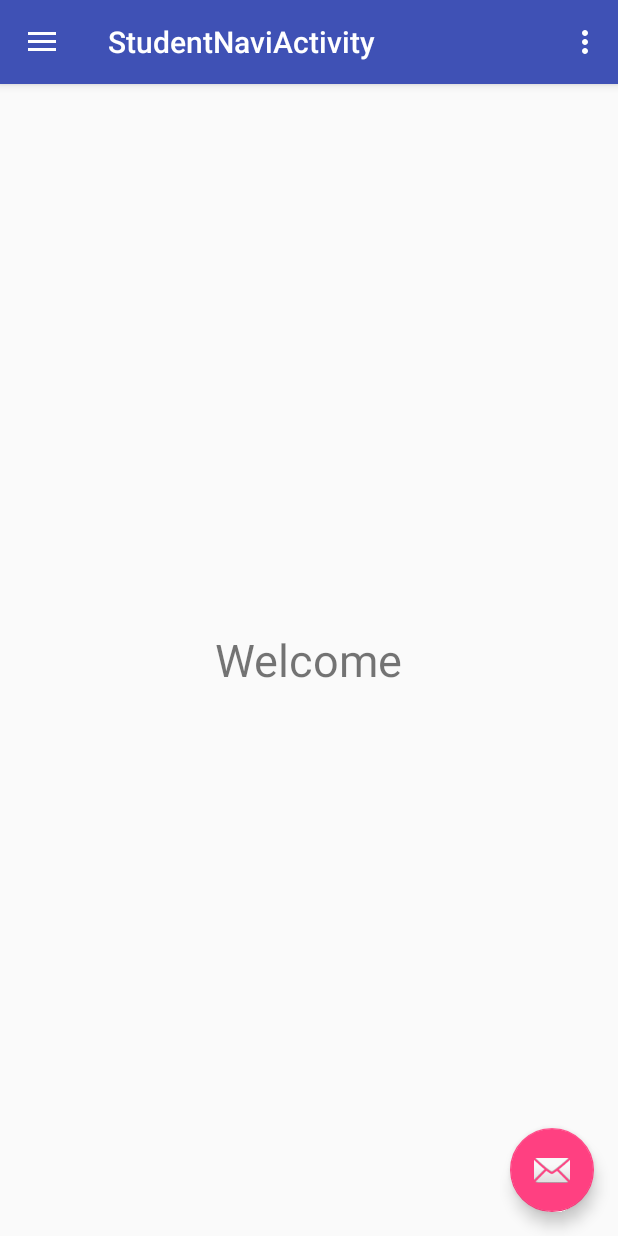
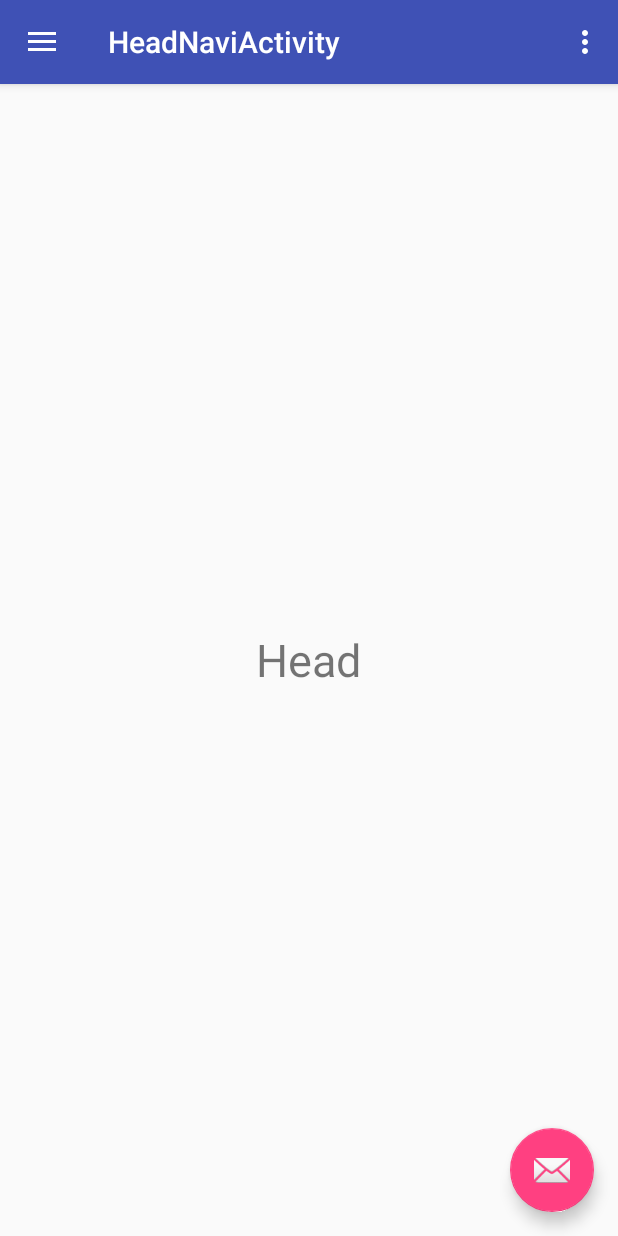
Before and after one commit to kunalkhedkar/Notifier, an Android app: the screen it shows after launch (StudentNaviActivity before the commit, HeadNaviActivity after it), on a phone screen of 412 x 824 dp. Run offline under Robolectric (Android 15) with nearby library versions, the phone set to English and light mode, and no system bars.

Commit message:
head navigation
when head click on view the it show all teacher list

```diff
--- a/app/build.gradle
+++ b/app/build.gradle
@@ -32,4 +32,6 @@ dependencies {
 }
 
 
+
+
 apply plugin: 'com.google.gms.google-services'
--- /dev/null
+++ b/app/src/main/java/com/example/kaushal/notifier/HeadNaviActivity.java
@@ -0,0 +1,108 @@
+package com.example.kaushal.notifier;
+
+import android.content.Intent;
+import android.os.Bundle;
+import android.support.design.widget.FloatingActionButton;
+import android.support.design.widget.Snackbar;
+import android.view.View;
+import android.support.design.widget.NavigationView;
+import android.support.v4.view.GravityCompat;
+import android.support.v4.widget.DrawerLayout;
+import android.support.v7.app.ActionBarDrawerToggle;
+import android.support.v7.app.AppCompatActivity;
+import android.support.v7.widget.Toolbar;
+import android.view.Menu;
+import android.view.MenuItem;
+
+public class HeadNaviActivity extends AppCompatActivity
+        implements NavigationView.OnNavigationItemSelectedListener {
+
+    @Override
+    protected void onCreate(Bundle savedInstanceState) {
+        super.onCreate(savedInstanceState);
+        setContentView(R.layout.activity_head_navi);
+        Toolbar toolbar = (Toolbar) findViewById(R.id.toolbar);
+        setSupportActionBar(toolbar);
+
+        FloatingActionButton fab = (FloatingActionButton) findViewById(R.id.fab);
+        fab.setOnClickListener(new View.OnClickListener() {
+            @Override
+            public void onClick(View view) {
+                Snackbar.make(view, "Replace with your own action", Snackbar.LENGTH_LONG)
+                        .setAction("Action", null).show();
+            }
+        });
+
+        DrawerLayout drawer = (DrawerLayout) findViewById(R.id.drawer_layout);
+        ActionBarDrawerToggle toggle = new ActionBarDrawerToggle(
+                this, drawer, toolbar, R.string.navigation_drawer_open, R.string.navigation_drawer_close);
+        drawer.setDrawerListener(toggle);
+        toggle.syncState();
+
+        NavigationView navigationView = (NavigationView) findViewById(R.id.nav_view);
+        navigationView.setNavigationItemSelectedListener(this);
+    }
+
+    @Override
+    public void onBackPressed() {
+        DrawerLayout drawer = (DrawerLayout) findViewById(R.id.drawer_layout);
+        if (drawer.isDrawerOpen(GravityCompat.START)) {
+            drawer.closeDrawer(GravityCompat.START);
+        } else {
+            super.onBackPressed();
+        }
+    }
+
+    @Override
+    public boolean onCreateOptionsMenu(Menu menu) {
+        // Inflate the menu; this adds items to the action bar if it is present.
+        getMenuInflater().inflate(R.menu.head_navi, menu);
+        return true;
+    }
+
+    @Override
+    public boolean onOptionsItemSelected(MenuItem item) {
+        // Handle action bar item clicks here. The action bar will
+        // automatically handle clicks on the Home/Up button, so long
+        // as you specify a parent activity in AndroidManifest.xml.
+        int id = item.getItemId();
+
+        //noinspection SimplifiableIfStatement
+        if (id == R.id.action_settings) {
+            return true;
+        }
+
+        return super.onOptionsItemSelected(item);
+    }
+
+    @SuppressWarnings("StatementWithEmptyBody")
+    @Override
+    public boolean onNavigationItemSelected(MenuItem item) {
+        // Handle navigation view item clicks here.
+        int id = item.getItemId();
+
+////        if (id == R.id.nav_camera) {
+////            // Handle the camera action
+////        } else if (id == R.id.nav_gallery) {
+////
+////        } else if (id == R.id.nav_slideshow) {
+////
+////        } else if (id == R.id.nav_manage) {
+////
+////        } else if (id == R.id.nav_share) {
+////
+////        } else if (id == R.id.nav_send) {
+//
+//        }
+
+        DrawerLayout drawer = (DrawerLayout) findViewById(R.id.drawer_layout);
+        drawer.closeDrawer(GravityCompat.START);
+        return true;
+    }
+
+    public void viewTeacher(MenuItem item) {
+        Intent intent=new Intent(HeadNaviActivity.this,ViewTeacherActivity.class);
+        startActivity(intent);
+        finish();
+    }
+}
--- a/app/src/main/java/com/example/kaushal/notifier/SplashActivity.java
+++ b/app/src/main/java/com/example/kaushal/notifier/SplashActivity.java
@@ -21,11 +21,17 @@ public class SplashActivity extends AppCompatActivity {
         new Handler().postDelayed(new Runnable() {
             @Override
             public void run() {
-                Intent StudentNavIntent=new Intent(SplashActivity.this,StudentNaviActivity.class);
-                startActivity(StudentNavIntent);
+                Intent HeadNavIntent=new Intent(SplashActivity.this,HeadNaviActivity.class);
+                startActivity(HeadNavIntent);
                 finish();
             }
         },SPALSH_SCREEN_TIME_OUT);
     }
 
+
+
+    // read
+//    SharedPreferences prefs = getSharedPreferences(PREF_FILE_NAME,MODE_PRIVATE);
+//    String length = prefs.getString("length", "deafalut value");
+
 }
--- /dev/null
+++ b/app/src/main/res/layout/activity_head_navi.xml
@@ -0,0 +1,25 @@
+<?xml version="1.0" encoding="utf-8"?>
+<android.support.v4.widget.DrawerLayout xmlns:android="http://schemas.android.com/apk/res/android"
+    xmlns:app="http://schemas.android.com/apk/res-auto"
+    xmlns:tools="http://schemas.android.com/tools"
+    android:id="@+id/drawer_layout"
+    android:layout_width="match_parent"
+    android:layout_height="match_parent"
+    android:fitsSystemWindows="true"
+    tools:openDrawer="start">
+
+    <include
+        layout="@layout/app_bar_head_navi"
+        android:layout_width="match_parent"
+        android:layout_height="match_parent" />
+
+    <android.support.design.widget.NavigationView
+        android:id="@+id/nav_view"
+        android:layout_width="wrap_content"
+        android:layout_height="match_parent"
+        android:layout_gravity="start"
+        android:fitsSystemWindows="true"
+        app:headerLayout="@layout/nav_header_head_navi"
+        app:menu="@menu/activity_head_navi_drawer" />
+
+</android.support.v4.widget.DrawerLayout>
--- /dev/null
+++ b/app/src/main/res/layout/app_bar_head_navi.xml
@@ -0,0 +1,33 @@
+<?xml version="1.0" encoding="utf-8"?>
+<android.support.design.widget.CoordinatorLayout xmlns:android="http://schemas.android.com/apk/res/android"
+    xmlns:app="http://schemas.android.com/apk/res-auto"
+    xmlns:tools="http://schemas.android.com/tools"
+    android:layout_width="match_parent"
+    android:layout_height="match_parent"
+    tools:context="com.example.kaushal.notifier.HeadNaviActivity">
+
+    <android.support.design.widget.AppBarLayout
+        android:layout_width="match_parent"
+        android:layout_height="wrap_content"
+        android:theme="@style/AppTheme.AppBarOverlay">
+
+        <android.support.v7.widget.Toolbar
+            android:id="@+id/toolbar"
+            android:layout_width="match_parent"
+            android:layout_height="?attr/actionBarSize"
+            android:background="?attr/colorPrimary"
+            app:popupTheme="@style/AppTheme.PopupOverlay" />
+
+    </android.support.design.widget.AppBarLayout>
+
+    <include layout="@layout/content_head_navi" />
+
+    <android.support.design.widget.FloatingActionButton
+        android:id="@+id/fab"
+        android:layout_width="wrap_content"
+        android:layout_height="wrap_content"
+        android:layout_gravity="bottom|end"
+        android:layout_margin="@dimen/fab_margin"
+        app:srcCompat="@android:drawable/ic_dialog_email" />
+
+</android.support.design.widget.CoordinatorLayout>
--- a/app/src/main/res/layout/content_teacher_navi.xml
+++ b/app/src/main/res/layout/content_head_navi.xml
@@ -5,14 +5,14 @@
     android:layout_width="match_parent"
     android:layout_height="match_parent"
     app:layout_behavior="@string/appbar_scrolling_view_behavior"
-    tools:context="com.example.kaushal.notifier.TeacherNaviActivity"
-    tools:showIn="@layout/app_bar_teacher_navi">
+    tools:context="com.example.kaushal.notifier.HeadNaviActivity"
+    tools:showIn="@layout/app_bar_head_navi">
+    <TextView
+        android:layout_width="wrap_content"
+        android:layout_height="wrap_content"
+        android:text="Head"
+        android:layout_centerInParent="true"
+        android:textSize="30sp"></TextView>
 
-   <TextView
-       android:layout_width="wrap_content"
-       android:layout_height="wrap_content"
-       android:text="Welcome"
-       android:layout_centerInParent="true"
-       android:textSize="30sp"
-       />
+
 </RelativeLayout>
--- a/app/src/main/res/layout/content_student_navi.xml
+++ b/app/src/main/res/layout/content_student_navi.xml
@@ -10,7 +10,7 @@
     <TextView
         android:layout_width="wrap_content"
         android:layout_height="wrap_content"
-        android:text="Welcome"
+        android:text="Student"
         android:layout_centerInParent="true"
         android:textSize="30sp"></TextView>
 
--- /dev/null
+++ b/app/src/main/res/menu/activity_head_navi_drawer.xml
@@ -0,0 +1,16 @@
+<?xml version="1.0" encoding="utf-8"?>
+<menu xmlns:android="http://schemas.android.com/apk/res/android">
+
+    <group android:checkableBehavior="single">
+        <item
+            android:id="@+id/nav_profile_head"
+            android:icon="@drawable/profile_2"
+            android:title="Profile" />
+        <item android:onClick="viewTeacher"
+            android:id="@+id/nav_view_schedule_teacher"
+            android:icon="@drawable/ic_scheduler"
+            android:title="View" />
+
+    </group>
+
+</menu>
--- /dev/null
+++ b/app/src/main/res/menu/head_navi.xml
@@ -0,0 +1,9 @@
+<?xml version="1.0" encoding="utf-8"?>
+<menu xmlns:android="http://schemas.android.com/apk/res/android"
+    xmlns:app="http://schemas.android.com/apk/res-auto">
+    <item
+        android:id="@+id/action_settings"
+        android:orderInCategory="100"
+        android:title="@string/action_settings"
+        app:showAsAction="never" />
+</menu>
--- a/app/src/main/res/values/strings.xml
+++ b/app/src/main/res/values/strings.xml
@@ -25,5 +25,6 @@
         <item>student</item>
         <item>teacher</item>
     </string-array>
+    <string name="title_activity_head_navi">HeadNaviActivity</string>
 
 </resources>
```
Also changed, not shown: app/src/main/AndroidManifest.xml (+6 -1 lines), app/src/main/java/com/example/kaushal/notifier/RegisterActivity.java (+98 -8 lines), app/src/main/java/com/example/kaushal/notifier/Users.java (added, +68 -0 lines), app/src/main/java/com/example/kaushal/notifier/ViewTeacherActivity.java (added, +71 -0 lines), app/src/main/res/layout/activity_view_teacher.xml (added, +14 -0 lines), app/src/main/res/layout/nav_header_head_navi.xml (added, +35 -0 lines).
